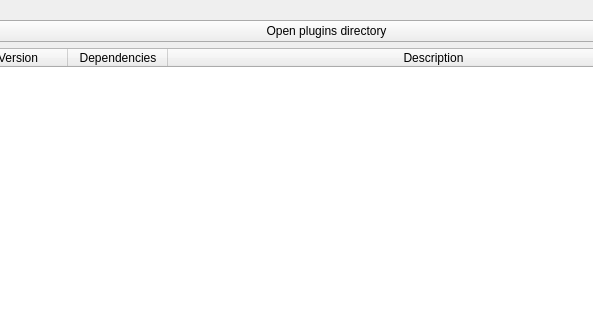
Kirizaku/AurexTranslator, file src/UI/forms/mainwindow.ui: the form before one commit; both pictures show x 359 to 952 and y 0 to 320 of the 1079 by 751 pixel window.
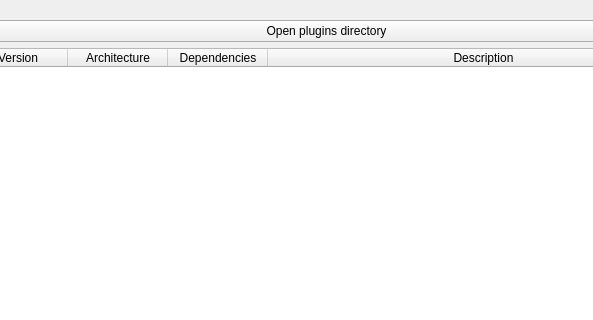
The form after the commit. The open tabs and pages were chosen to show the change. Custom widgets are drawn as their Qt base class.

Commit message:
feat: Add multi-arch plugin loading with architecture detection
- Detect plugin architecture (x86/x64) at scan time
- Load matching plugin version based on current process architecture
- Add category field to plugin metadata

Patch:
```diff
--- a/src/UI/forms/mainwindow.ui
+++ b/src/UI/forms/mainwindow.ui
@@ -1247,6 +1247,11 @@
              <string>Version</string>
             </property>
            </column>
+           <column>
+            <property name="text">
+             <string>Architecture</string>
+            </property>
+           </column>
            <column>
             <property name="text">
              <string>Dependencies</string>
```
The commit also changes 5 other files.
